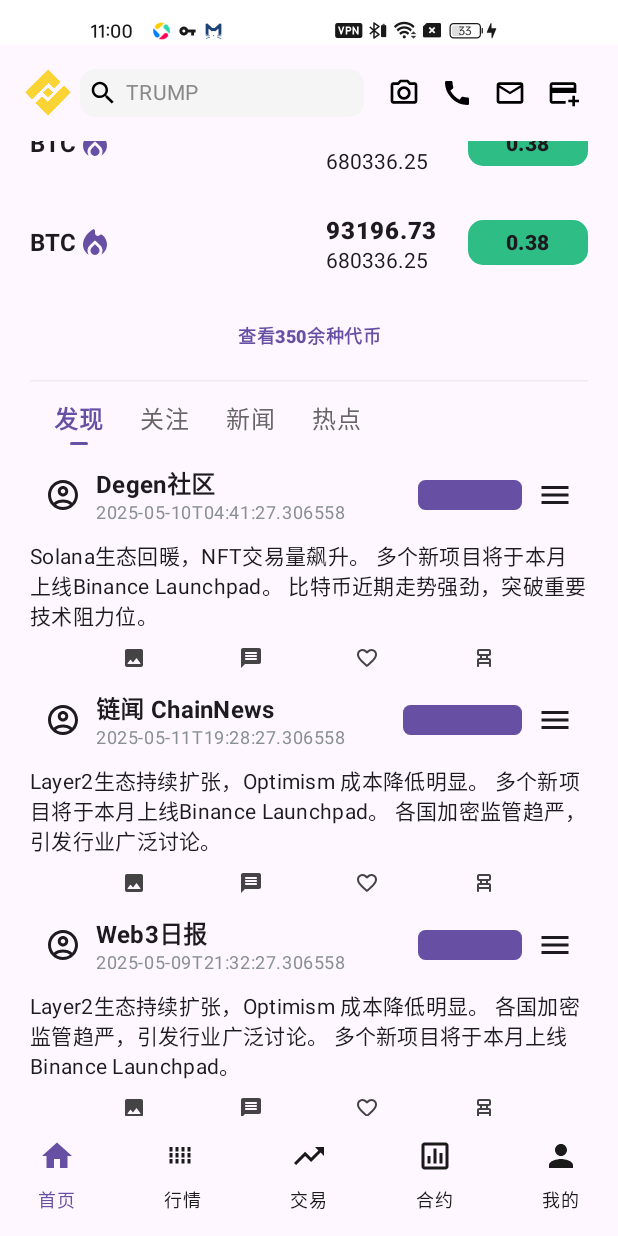
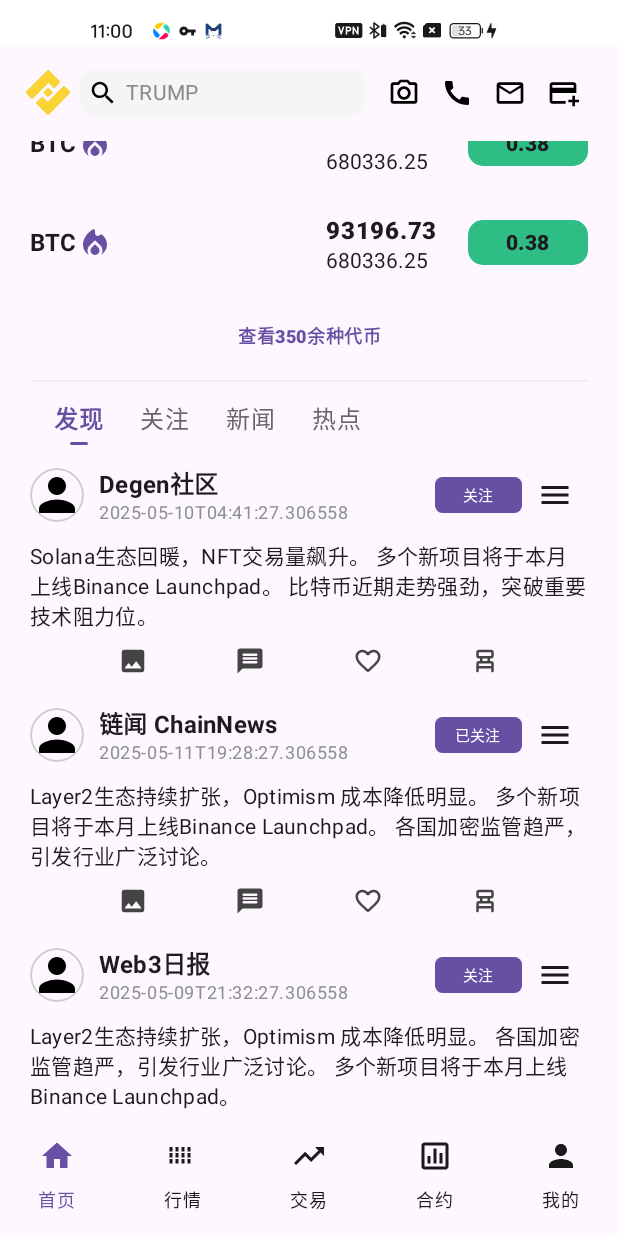
Before and after one commit to aidaole/BiAn, an Android app built with Jetpack Compose: the @Preview function MainPagePreview, scrolled down 454 dp, on a phone screen of 412 x 824 dp. Run offline under Robolectric (Android 15) with nearby library versions, the phone set to English and light mode, and no system bars; our stand-ins replace Dagger/Hilt's generated code.

Commit message:
[添加coil头像显示]

```diff
--- a/app/build.gradle.kts
+++ b/app/build.gradle.kts
@@ -69,5 +69,8 @@ dependencies {
     debugImplementation(libs.androidx.ui.test.manifest)
 
     // Kotlin Serialization
-    implementation("org.jetbrains.kotlinx:kotlinx-serialization-json:1.6.2")
+    implementation(libs.kotlin.serialization)
+    // coil
+    implementation(libs.coil.compose)
+    implementation(libs.coil.okhttp3)
 }
--- a/app/src/main/AndroidManifest.xml
+++ b/app/src/main/AndroidManifest.xml
@@ -1,6 +1,8 @@
 <?xml version="1.0" encoding="utf-8"?>
 <manifest xmlns:android="http://schemas.android.com/apk/res/android"
     xmlns:tools="http://schemas.android.com/tools">
+
+    <uses-permission android:name="android.permission.INTERNET" />
 
     <application
         android:name=".App"
--- a/app/src/main/java/com/aidaole/bian/features/home/HomeViewModel.kt
+++ b/app/src/main/java/com/aidaole/bian/features/home/HomeViewModel.kt
@@ -34,12 +34,6 @@ class HomeViewModel @Inject constructor(
         )
     )
 
-    val homeFeedTabInfo = listOf(
-        FeedTabInfo(0, "发现"),
-        FeedTabInfo(1, "关注"),
-        FeedTabInfo(2, "新闻"),
-        FeedTabInfo(3, "热点"),
-    )
     val homeFeedTabs = MutableStateFlow<List<FeedTab>>(listOf())
     private val json = Json {
         ignoreUnknownKeys = true
--- a/app/src/main/java/com/aidaole/bian/features/home/widget/FeedExploreItemWidget.kt
+++ b/app/src/main/java/com/aidaole/bian/features/home/widget/FeedExploreItemWidget.kt
@@ -3,8 +3,10 @@ package com.aidaole.bian.features.home.widget
 import android.health.connect.datatypes.HeightRecord
 import android.os.Build
 import androidx.annotation.RequiresApi
+import androidx.compose.foundation.border
 import androidx.compose.foundation.layout.Arrangement
 import androidx.compose.foundation.layout.Column
+import androidx.compose.foundation.layout.PaddingValues
 import androidx.compose.foundation.layout.Row
 import androidx.compose.foundation.layout.Spacer
 import androidx.compose.foundation.layout.fillMaxWidth
@@ -27,15 +29,23 @@ import androidx.compose.material3.Text
 import androidx.compose.runtime.Composable
 import androidx.compose.ui.Alignment
 import androidx.compose.ui.Modifier
+import androidx.compose.ui.draw.clip
 import androidx.compose.ui.graphics.Color
 import androidx.compose.ui.graphics.vector.ImageVector
+import androidx.compose.ui.platform.LocalContext
+import androidx.compose.ui.res.painterResource
 import androidx.compose.ui.text.font.FontWeight
 import androidx.compose.ui.tooling.preview.Preview
 import androidx.compose.ui.unit.dp
 import androidx.compose.ui.unit.sp
+import coil3.compose.AsyncImage
+import coil3.request.ImageRequest
+import coil3.request.crossfade
+import com.aidaole.bian.R
 import com.aidaole.bian.core.theme.TextGray
 import com.aidaole.bian.data.entity.FeedPost
 import java.time.LocalDateTime
+import kotlin.math.round
 
 @RequiresApi(Build.VERSION_CODES.O)
 @Preview
@@ -53,8 +63,19 @@ fun FeedExploreItemWidget(modifier: Modifier = Modifier, feedPost: FeedPost) {
         Row(
             verticalAlignment = Alignment.CenterVertically
         ) {
-            Spacer(Modifier.width(10.dp))
-            Icon(Icons.Outlined.AccountCircle, contentDescription = null)
+            AsyncImage(
+                model = ImageRequest.Builder(LocalContext.current)
+                    .data(feedPost.publisherAvatar)
+                    .crossfade(true)
+                    .build(),
+                placeholder = painterResource(R.drawable.ic_profile),
+                error = painterResource(R.drawable.ic_profile),
+                contentDescription = null,
+                modifier = Modifier
+                    .size(36.dp)
+                    .clip(RoundedCornerShape(18.dp))
+                    .border(width = 1.dp, color = Color.LightGray, shape = RoundedCornerShape(18.dp)),
+            )
             Spacer(Modifier.width(10.dp))
             Column {
                 Text(
@@ -71,8 +92,8 @@ fun FeedExploreItemWidget(modifier: Modifier = Modifier, feedPost: FeedPost) {
             Button(
                 onClick = {},
                 modifier = Modifier
-                    .padding(0.dp)
-                    .height(20.dp),
+                    .height(24.dp),
+                contentPadding = PaddingValues(horizontal = 10.dp, vertical = 0.dp),
                 shape = RoundedCornerShape(5.dp)
             ) {
                 if (feedPost.isFollowed) {
@@ -106,7 +127,6 @@ fun FeedExploreItemWidget(modifier: Modifier = Modifier, feedPost: FeedPost) {
                 Icons.Rounded.ChairAlt,
             )
         }
-        Spacer(Modifier.height(20.dp))
     }
 }
 
@@ -116,7 +136,7 @@ fun BottomIcons(
 ) {
     Icon(
         imageVector,
-        modifier = Modifier.size(16.dp),
+        modifier = Modifier.size(20.dp),
         contentDescription = null, tint = Color.DarkGray,
     )
 }
--- a/app/src/main/java/com/aidaole/bian/features/home/widget/FeedListContent.kt
+++ b/app/src/main/java/com/aidaole/bian/features/home/widget/FeedListContent.kt
@@ -114,6 +114,7 @@ private fun TabContent(
         feedTab.contents.forEach {
             item {
                 FeedExploreItemWidget(feedPost = it)
+                Spacer(modifier = Modifier.height(10.dp))
             }
         }
     }
--- a/gradle/libs.versions.toml
+++ b/gradle/libs.versions.toml
@@ -13,6 +13,8 @@ materialIconsVersion = "1.7.8"
 hilt = "2.51.1" # 最新版本，建议检查 https://dagger.dev/hilt/ 确认最新版本
 hiltNavigationCompose = "1.2.0"
 foundationAndroid = "1.8.0" # Hilt 与 Compose 导航的集成库
+coil = "3.2.0"
+kotlin_serialization = "1.6.0"
 
 [libraries]
 androidx-core-ktx = { group = "androidx.core", name = "core-ktx", version.ref = "coreKtx" }
@@ -35,6 +37,10 @@ hilt-android = { module = "com.google.dagger:hilt-android", version.ref = "hilt"
 hilt-compiler = { module = "com.google.dagger:hilt-compiler", version.ref = "hilt" }
 hilt-navigation-compose = { module = "androidx.hilt:hilt-navigation-compose", version.ref = "hiltNavigationCompose" }
 androidx-foundation-android = { group = "androidx.compose.foundation", name = "foundation-android", version.ref = "foundationAndroid" }
+coil-compose = { group = "io.coil-kt.coil3", name = "coil-compose", version.ref = "coil" }
+coil-okhttp3 = { group = "io.coil-kt.coil3", name = "coil-network-okhttp", version.ref = "coil" }
+kotlin-serialization = { group = "org.jetbrains.kotlinx", name = "kotlinx-serialization-json", version.ref = "kotlin_serialization" }
+
 
 [plugins]
 android-application = { id = "com.android.application", version.ref = "agp" }
```
